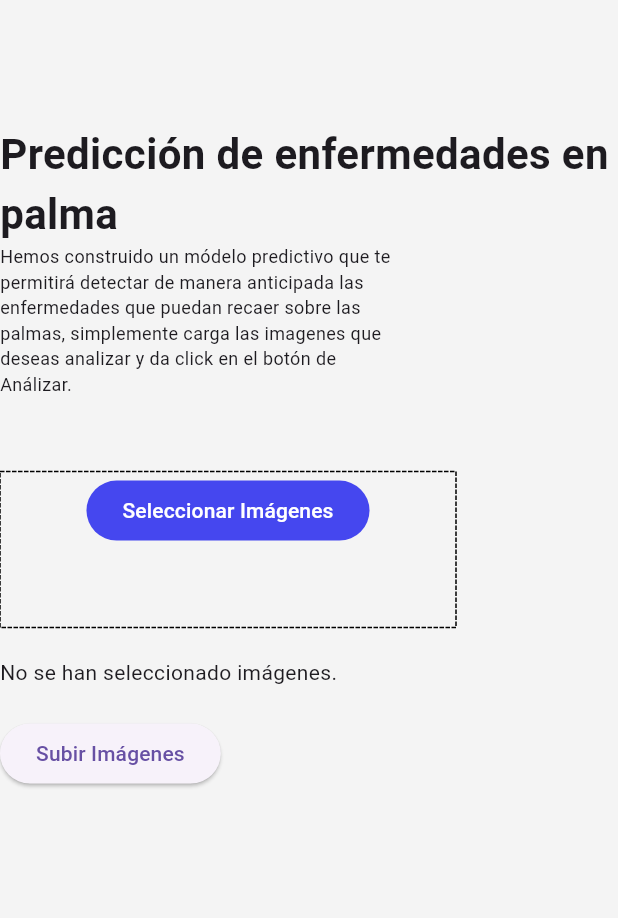
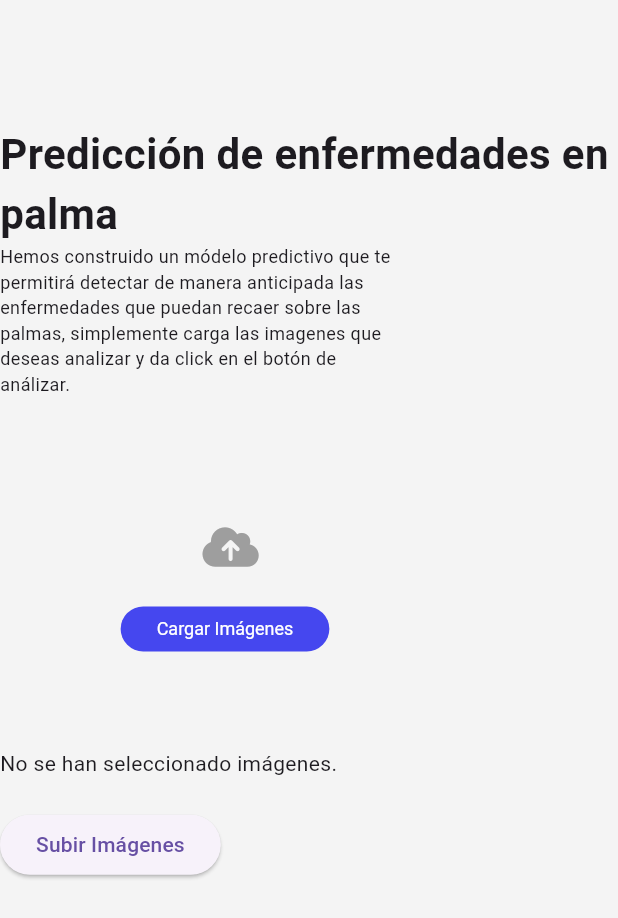
Before and after one commit to arthurcastrov/modelos_predictivos_agro, a Flutter app: the EmbededPrediccionEnfermedades widget shown alone on an empty page, opened directly, on a phone screen of 412 x 824 dp. Shown: the top 918 px of the screen. Run offline on Flutter 3.47's test engine with Material 3 defaults, Android fonts, the phone set to English and light mode, and no system bars; drawn by our look-alikes of dotted_border; our stand-ins replace file_picker, firebase_auth, firebase_core, font_awesome_flutter, go_router; missing offline and left inert: widgets_easier; accounts and stored records are empty; generated files the repository leaves out were written again; statements that could not run were skipped.

```diff
--- a/lib/main.dart
+++ b/lib/main.dart
@@ -31,6 +31,7 @@ class MyApp extends StatelessWidget {
         primaryColor: const Color(0xFF4547EF),
         filledButtonTheme: const FilledButtonThemeData(
           style: ButtonStyle(
+            textStyle: WidgetStatePropertyAll(TextStyle(fontSize: 12.0)),
             backgroundColor: WidgetStatePropertyAll(
               Color(0xFF4547EF),
             ),
--- a/lib/screens/home_screen/home_screen.dart
+++ b/lib/screens/home_screen/home_screen.dart
@@ -117,7 +117,10 @@ class _EmbededHomeScreenState extends State<EmbededHomeScreen> {
           ),
           Text(
             textCard,
-            style: const TextStyle(fontSize: 12.0, fontWeight: FontWeight.bold),
+            style: const TextStyle(
+              fontSize: 12.0,
+              fontWeight: FontWeight.bold,
+            ),
           ),
           const SizedBox(
             height: 15.0,
--- a/lib/screens/prediccion_enfermedades_screen/prediccion_enfermedades_screen.dart
+++ b/lib/screens/prediccion_enfermedades_screen/prediccion_enfermedades_screen.dart
@@ -1,6 +1,8 @@
 import 'package:dotted_border/dotted_border.dart';
 import 'package:file_picker/file_picker.dart';
 import 'package:flutter/material.dart';
+import 'package:font_awesome_flutter/font_awesome_flutter.dart';
+import 'package:widgets_easier/widgets_easier.dart';
 
 class EmbededPrediccionEnfermedades extends StatefulWidget {
   const EmbededPrediccionEnfermedades({super.key});
@@ -45,27 +47,46 @@ class _EmbededPrediccionEnfermedadesState
           SizedBox(
             width: MediaQuery.sizeOf(context).width * 0.65,
             child: const Text(
-              'Hemos construido un módelo predictivo que te permitirá detectar de manera anticipada las enfermedades que puedan recaer sobre las palmas, simplemente carga las imagenes que deseas analizar y da click en el botón de Análizar.',
+              'Hemos construido un módelo predictivo que te permitirá detectar de manera anticipada las enfermedades que puedan recaer sobre las palmas, simplemente carga las imagenes que deseas analizar y da click en el botón de análizar.',
               style: TextStyle(fontSize: 12.0, fontWeight: FontWeight.normal),
             ),
           ),
           const SizedBox(
             height: 50.0,
           ),
-          DottedBorder(
-            dashPattern: const [3, 1],
-            radius: const Radius.circular(30.0),
-            child: SizedBox(
-              height: 100.0,
+          Container(
+            padding: const EdgeInsets.all(15.0),
+            decoration: const ShapeDecoration(
+              shape: DashedBorder(
+                color: Color(0xFFCCCCCC),
+                borderRadius: BorderRadius.all(
+                  Radius.circular(10),
+                ),
+              ),
+            ),
+            height: MediaQuery.sizeOf(context).height * 0.20,
             width: 300.0,
             child: Column(
+              mainAxisAlignment: MainAxisAlignment.center,
               children: [
+                const Icon(
+                  FontAwesomeIcons.cloudArrowUp,
+                  size: 30.0,
+                  color: Colors.grey,
+                ),
+                const SizedBox(
+                  height: 15.0,
+                ),
                 FilledButton(
                   onPressed: _pickFiles,
-                    child: const Text('Seleccionar Imágenes'),
+                  style: const ButtonStyle(
+                    minimumSize: WidgetStatePropertyAll(
+                      Size(100.0, 30.0),
+                    ),
+                  ),
+                  child: const Text('Cargar Imágenes'),
                 ),
               ],
-              ),
             ),
           ),
           const SizedBox(height: 20),
--- a/pubspec.yaml
+++ b/pubspec.yaml
@@ -19,6 +19,7 @@ dependencies:
   firebase_auth: ^5.3.3
   firebase_core: ^3.8.0
   dotted_border: ^2.1.0
+  widgets_easier: ^0.0.10
 
 
 dev_dependencies:
```
Also changed, not shown: pubspec.lock, 1 other file. Lines whose indentation alone changed are shown as unchanged.
